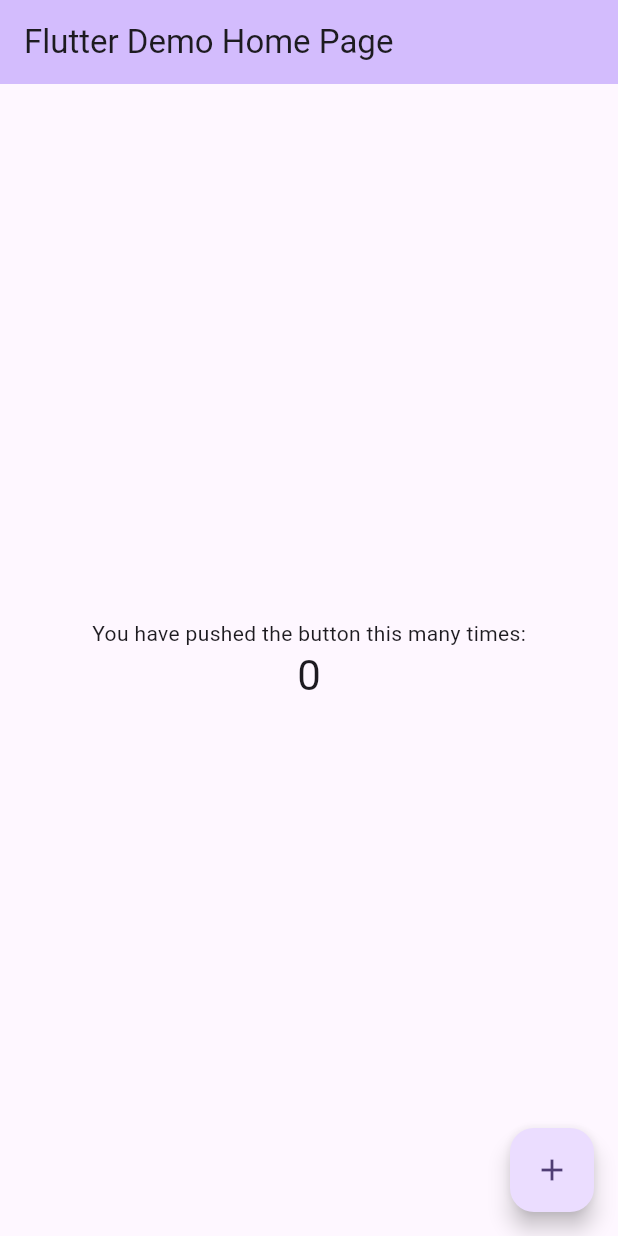
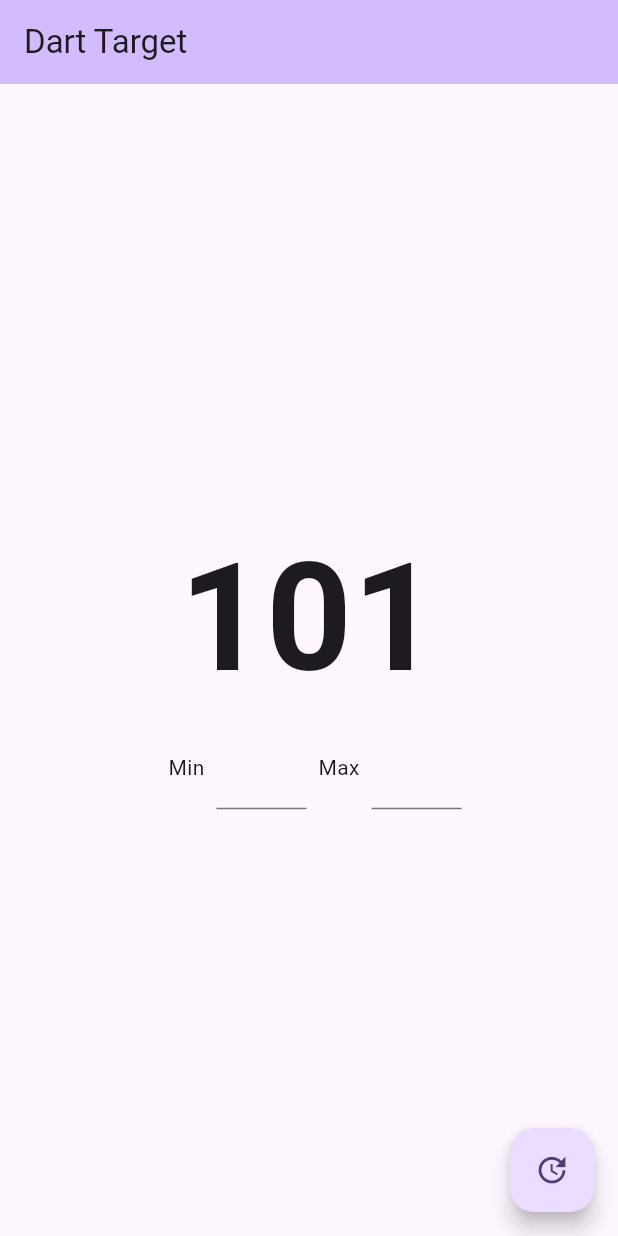
Before and after one commit to yulii/random-dart, a Flutter app: the screen it shows after launch, on a phone screen of 412 x 824 dp. Run offline on Flutter 3.47's test engine with Material 3 defaults, Android fonts, the phone set to English and light mode, and no system bars.

Commit message:
Generate target feature

```diff
--- a/app/lib/main.dart
+++ b/app/lib/main.dart
@@ -1,4 +1,6 @@
+import 'package:app/widgets/generate_target.dart';
 import 'package:flutter/material.dart';
+import 'dart:math';
 
 void main() {
   runApp(const MyApp());
@@ -11,42 +13,18 @@ class MyApp extends StatelessWidget {
   @override
   Widget build(BuildContext context) {
     return MaterialApp(
-      title: 'Flutter Demo',
+      title: 'Random dart',
       theme: ThemeData(
-        // This is the theme of your application.
-        //
-        // TRY THIS: Try running your application with "flutter run". You'll see
-        // the application has a purple toolbar. Then, without quitting the app,
-        // try changing the seedColor in the colorScheme below to Colors.green
-        // and then invoke "hot reload" (save your changes or press the "hot
-        // reload" button in a Flutter-supported IDE, or press "r" if you used
-        // the command line to start the app).
-        //
-        // Notice that the counter didn't reset back to zero; the application
-        // state is not lost during the reload. To reset the state, use hot
-        // restart instead.
-        //
-        // This works for code too, not just values: Most code changes can be
-        // tested with just a hot reload.
         colorScheme: ColorScheme.fromSeed(seedColor: Colors.deepPurple),
         useMaterial3: true,
       ),
-      home: const MyHomePage(title: 'Flutter Demo Home Page'),
+      home: const MyHomePage(title: 'Dart Target'),
     );
   }
 }
 
 class MyHomePage extends StatefulWidget {
   const MyHomePage({super.key, required this.title});
-
-  // This widget is the home page of your application. It is stateful, meaning
-  // that it has a State object (defined below) that contains fields that affect
-  // how it looks.
-
-  // This class is the configuration for the state. It holds the values (in this
-  // case the title) provided by the parent (in this case the App widget) and
-  // used by the build method of the State. Fields in a Widget subclass are
-  // always marked "final".
 
   final String title;
 
@@ -55,71 +33,37 @@ class MyHomePage extends StatefulWidget {
 }
 
 class _MyHomePageState extends State<MyHomePage> {
-  int _counter = 0;
-
-  void _incrementCounter() {
-    setState(() {
-      // This call to setState tells the Flutter framework that something has
-      // changed in this State, which causes it to rerun the build method below
-      // so that the display can reflect the updated values. If we changed
-      // _counter without calling setState(), then the build method would not be
-      // called again, and so nothing would appear to happen.
-      _counter++;
-    });
-  }
+  static final int _defaultTarget = 101;
+  int _target = _defaultTarget;
 
   @override
   Widget build(BuildContext context) {
-    // This method is rerun every time setState is called, for instance as done
-    // by the _incrementCounter method above.
-    //
-    // The Flutter framework has been optimized to make rerunning build methods
-    // fast, so that you can just rebuild anything that needs updating rather
-    // than having to individually change instances of widgets.
+    final generateKey = GlobalObjectKey<GenerateTargetState>(context);
     return Scaffold(
       appBar: AppBar(
-        // TRY THIS: Try changing the color here to a specific color (to
-        // Colors.amber, perhaps?) and trigger a hot reload to see the AppBar
-        // change color while the other colors stay the same.
         backgroundColor: Theme.of(context).colorScheme.inversePrimary,
-        // Here we take the value from the MyHomePage object that was created by
-        // the App.build method, and use it to set our appbar title.
         title: Text(widget.title),
       ),
       body: Center(
-        // Center is a layout widget. It takes a single child and positions it
-        // in the middle of the parent.
         child: Column(
-          // Column is also a layout widget. It takes a list of children and
-          // arranges them vertically. By default, it sizes itself to fit its
-          // children horizontally, and tries to be as tall as its parent.
-          //
-          // Column has various properties to control how it sizes itself and
-          // how it positions its children. Here we use mainAxisAlignment to
-          // center the children vertically; the main axis here is the vertical
-          // axis because Columns are vertical (the cross axis would be
-          // horizontal).
-          //
-          // TRY THIS: Invoke "debug painting" (choose the "Toggle Debug Paint"
-          // action in the IDE, or press "p" in the console), to see the
-          // wireframe for each widget.
           mainAxisAlignment: MainAxisAlignment.center,
           children: <Widget>[
-            const Text(
-              'You have pushed the button this many times:',
+            Text(
+              '$_target',
+              style: TextStyle(fontSize: 100, fontWeight: FontWeight.bold),
             ),
-            Text(
-              '$_counter',
-              style: Theme.of(context).textTheme.headlineMedium,
-            ),
+            GenerateTarget(key: generateKey),
           ],
         ),
       ),
       floatingActionButton: FloatingActionButton(
-        onPressed: _incrementCounter,
-        tooltip: 'Increment',
-        child: const Icon(Icons.add),
-      ), // This trailing comma makes auto-formatting nicer for build methods.
+        onPressed: () {
+          setState(() {
+            _target = generateKey.currentState?.getFormValues().generate() ?? _defaultTarget;
+          });
+        },
+        child: const Icon(Icons.update),
+      ),
     );
   }
 }
--- /dev/null
+++ b/app/lib/widgets/generate_target.dart
@@ -0,0 +1,102 @@
+import 'package:flutter/material.dart';
+import 'package:flutter/services.dart';
+import 'dart:math';
+
+class Target {
+  int min;
+  int max;
+
+  Target(this.min, this.max);
+
+  int generate() {
+    return Random().nextInt(max - min + 1) + 1;
+  }
+}
+
+class GenerateTarget extends StatefulWidget {
+  const GenerateTarget({Key? key}) : super(key: key);
+
+  @override
+  State<GenerateTarget> createState() => GenerateTargetState();
+}
+
+class GenerateTargetState extends State<GenerateTarget> {
+  final formKey = GlobalKey<FormState>();
+  final _minController = TextEditingController();
+  final _maxController = TextEditingController();
+
+  Target getFormValues() {
+    var min = int.tryParse(_minController.text);
+    var max = int.tryParse(_maxController.text);
+    return Target(min ?? 1, max ?? 100);
+  }
+
+  @override
+  void dispose() {
+    _minController.dispose();
+    _maxController.dispose();
+    super.dispose();
+  }
+
+  @override
+  Widget build(BuildContext context) {
+    return Form(
+      key: formKey,
+      child: Row(
+        mainAxisAlignment: MainAxisAlignment.center,
+        children: <Widget>[
+          Container(
+            margin: EdgeInsets.symmetric(horizontal: 8),
+            child: Text('Min'),
+          ),
+          Container(
+            width: 60,
+            child: TextFormField(
+              controller: _minController,
+              keyboardType: TextInputType.number,
+              inputFormatters: [
+                FilteringTextInputFormatter.digitsOnly,
+                LengthLimitingTextInputFormatter(4),
+              ],
+              textAlign: TextAlign.center,
+              style: TextStyle(fontSize: 32, fontWeight: FontWeight.bold),
+              decoration: InputDecoration(
+                border: UnderlineInputBorder(),
+                contentPadding: const EdgeInsets.symmetric(
+                  vertical: 4,
+                  horizontal: 6,
+                ),
+                isDense: true,
+              ),
+            ),
+          ),
+          Container(
+            margin: EdgeInsets.symmetric(horizontal: 8),
+            child: Text('Max'),
+          ),
+          Container(
+            width: 60,
+            child: TextFormField(
+              controller: _maxController,
+              keyboardType: TextInputType.number,
+              inputFormatters: [
+                FilteringTextInputFormatter.digitsOnly,
+                LengthLimitingTextInputFormatter(4),
+              ],
+              textAlign: TextAlign.center,
+              style: TextStyle(fontSize: 32, fontWeight: FontWeight.bold),
+              decoration: InputDecoration(
+                border: UnderlineInputBorder(),
+                contentPadding: const EdgeInsets.symmetric(
+                  vertical: 4,
+                  horizontal: 6,
+                ),
+                isDense: true,
+              ),
+            ),
+          ),
+        ],
+      ),
+    );
+  }
+}
```
